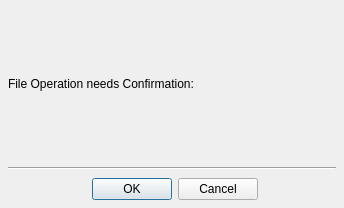
Qt form ui/confirmdialog.ui (maxavadallat/maxcommander) before a commit.
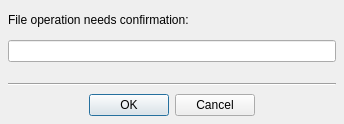
The same form after that commit.

```diff
--- a/ui/confirmdialog.ui
+++ b/ui/confirmdialog.ui
@@ -7,13 +7,19 @@
     <x>0</x>
     <y>0</y>
     <width>344</width>
-    <height>208</height>
+    <height>124</height>
    </rect>
   </property>
   <property name="minimumSize">
    <size>
     <width>344</width>
-    <height>208</height>
+    <height>124</height>
+   </size>
+  </property>
+  <property name="maximumSize">
+   <size>
+    <width>16777215</width>
+    <height>124</height>
    </size>
   </property>
   <property name="windowTitle">
@@ -35,7 +41,17 @@
    <property name="verticalSpacing">
     <number>8</number>
    </property>
-   <item row="0" column="0" colspan="2">
+   <item row="3" column="0">
+    <widget class="QFrame" name="frame">
+     <property name="frameShape">
+      <enum>QFrame::HLine</enum>
+     </property>
+     <property name="frameShadow">
+      <enum>QFrame::Sunken</enum>
+     </property>
+    </widget>
+   </item>
+   <item row="0" column="0">
     <widget class="QLabel" name="confirmTextLabel">
      <property name="sizePolicy">
       <sizepolicy hsizetype="MinimumExpanding" vsizetype="MinimumExpanding">
@@ -46,32 +62,32 @@
      <property name="minimumSize">
       <size>
        <width>320</width>
-       <height>120</height>
+       <height>24</height>
       </size>
      </property>
      <property name="frameShadow">
       <enum>QFrame::Sunken</enum>
      </property>
      <property name="text">
-      <string>File Operation needs Confirmation:</string>
+      <string>File operation needs confirmation:</string>
      </property>
      <property name="wordWrap">
       <bool>true</bool>
      </property>
     </widget>
    </item>
-   <item row="1" column="0" rowspan="2" colspan="2">
-    <widget class="QFrame" name="frame">
-     <property name="frameShape">
-      <enum>QFrame::HLine</enum>
-     </property>
-     <property name="frameShadow">
-      <enum>QFrame::Sunken</enum>
+   <item row="1" column="0">
+    <widget class="QLineEdit" name="pathEdit">
+     <property name="minimumSize">
+      <size>
+       <width>320</width>
+       <height>0</height>
+      </size>
      </property>
     </widget>
    </item>
-   <item row="3" column="1">
-    <widget class="QDialogButtonBox" name="buttonBox1">
+   <item row="4" column="0">
+    <widget class="QDialogButtonBox" name="buttonBox">
      <property name="sizePolicy">
       <sizepolicy hsizetype="MinimumExpanding" vsizetype="Fixed">
        <horstretch>0</horstretch>
@@ -89,6 +105,19 @@
      </property>
     </widget>
    </item>
+   <item row="2" column="0">
+    <spacer name="verticalSpacer">
+     <property name="orientation">
+      <enum>Qt::Vertical</enum>
+     </property>
+     <property name="sizeHint" stdset="0">
+      <size>
+       <width>20</width>
+       <height>8</height>
+      </size>
+     </property>
+    </spacer>
+   </item>
   </layout>
  </widget>
  <resources/>
```
Left out of the diff: 4 changed lines with no effect on the pictures.
